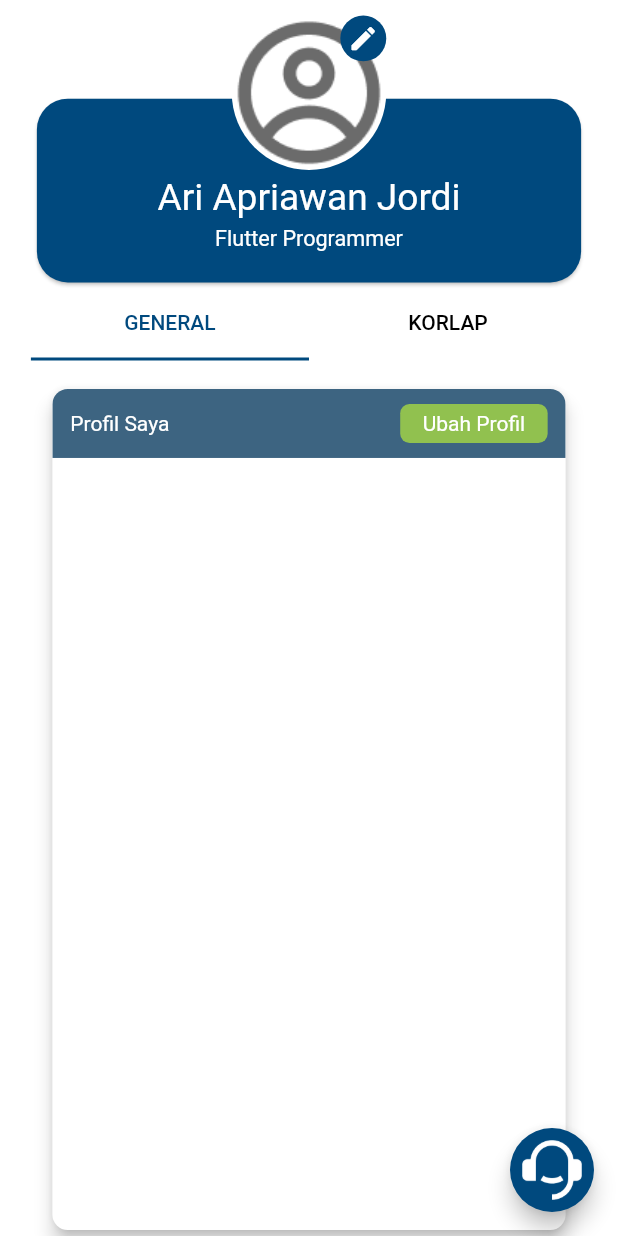
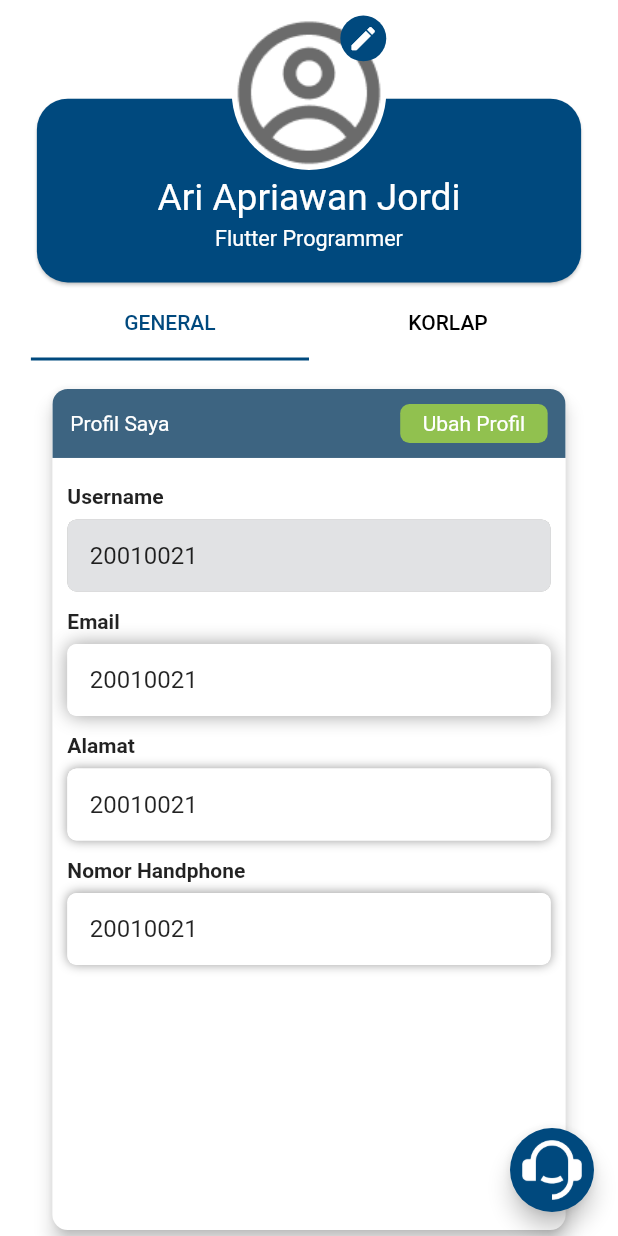
Before and after one commit to uzixCode/par-mobile, a Flutter app: the ProfileDriverPage screen opened directly, on a phone screen of 412 x 824 dp. Run offline on Flutter 3.47's test engine with Material 2 defaults, Android fonts, the phone set to English and light mode, and no system bars; our stand-ins replace dio, flutter_rating_bar, fluttertoast, get, percent_indicator.

Commit message:
finished driver profile

```diff
--- /dev/null
+++ b/lib/views/driver/profile/components/datatilecard.dart
@@ -0,0 +1,59 @@
+import 'package:flutter/material.dart';
+import 'package:get/get.dart';
+import 'package:par_mobile/constants/all_color.dart';
+import 'package:par_mobile/widgets/roundedtextfield.dart';
+
+class DataTileCard extends StatelessWidget {
+  DataTileCard(
+      {Key? key,
+      required this.label,
+      this.elevetion = 5,
+      this.background = Colors.white,
+      this.controller,
+      this.readonly = false})
+      : super(key: key);
+  String label;
+  double elevetion;
+  Color background;
+  TextEditingController? controller;
+  bool? readonly;
+  @override
+  Widget build(BuildContext context) {
+    return Column(crossAxisAlignment: CrossAxisAlignment.start, children: [
+      SizedBox(
+        height: 10,
+      ),
+      Text(
+        label,
+        style: TextStyle(fontWeight: FontWeight.bold),
+      ).paddingOnly(left: 2),
+      SizedBox(
+        height: 5,
+      ),
+      Container(
+        margin: EdgeInsets.all(2),
+        decoration: new BoxDecoration(
+          borderRadius: BorderRadius.circular(Get.width * 0.015),
+          color: Colors.white,
+          boxShadow: [
+            new BoxShadow(
+              color: Colors.grey,
+              blurRadius: elevetion,
+            ),
+          ],
+        ),
+        child: Card(
+            margin: EdgeInsets.zero,
+            elevation: 0, //elevetion,
+            color: background,
+            shape: RoundedRectangleBorder(
+                borderRadius: BorderRadius.circular(Get.width * 0.015)),
+            child: RoundedTextField(
+              readOnly: readonly,
+              controller: controller,
+              borderSide: BorderSide.none,
+            )),
+      )
+    ]);
+  }
+}
--- a/lib/views/driver/profile/profile_driver_page.dart
+++ b/lib/views/driver/profile/profile_driver_page.dart
@@ -1,10 +1,12 @@
 import 'package:flutter/material.dart';
 import 'package:get/get.dart';
 import 'package:par_mobile/constants/all_color.dart';
+import 'package:par_mobile/views/driver/profile/components/datatilecard.dart';
 import 'package:par_mobile/views/suo/profile/components/avatar_name_section.dart';
 import 'package:par_mobile/widgets/basecard.dart';
 import 'package:par_mobile/widgets/callcenterfloatingbutton.dart';
 import 'package:par_mobile/widgets/costumFlatButton.dart';
+import 'package:par_mobile/widgets/roundedtextfield.dart';
 import 'package:par_mobile/widgets/tabbar_item.dart';
 
 class ProfileDriverPage extends StatelessWidget {
@@ -136,6 +138,46 @@ class ProfileDriverPage extends StatelessWidget {
                                     // fontSize: Get.width * 0.04,
                                   ),
                                 )),
+                            child: Expanded(
+                              child: Padding(
+                                padding: const EdgeInsets.all(8.0),
+                                child: ListView(
+                                  children: [
+                                    DataTileCard(
+                                      label: "Username",
+                                      elevetion: 0,
+                                      background:
+                                          allColor.light_grey.withOpacity(0.3),
+                                      controller: TextEditingController(
+                                          text: "20010021"),
+                                      readonly: true,
+                                    ),
+                                    DataTileCard(
+                                      label: "Email",
+                                      elevetion: 10,
+                                      controller: TextEditingController(
+                                          text: "20010021"),
+                                      readonly: true,
+                                    ),
+                                    DataTileCard(
+                                      label: "Alamat",
+                                      controller: TextEditingController(
+                                          text: "20010021"),
+                                      readonly: true,
+                                    ),
+                                    DataTileCard(
+                                      label: "Nomor Handphone",
+                                      controller: TextEditingController(
+                                          text: "20010021"),
+                                      readonly: true,
+                                    ),
+                                    SizedBox(
+                                      height: 10,
+                                    )
+                                  ],
+                                ),
+                              ),
+                            ),
                           ),
                           Column(
                             children: [
--- a/lib/widgets/roundedtextfield.dart
+++ b/lib/widgets/roundedtextfield.dart
@@ -13,7 +13,8 @@ class RoundedTextField extends StatelessWidget {
       this.keyboardType,
       this.borderRadius,
       this.prefixIcon,
-      this.maxLines = 1})
+      this.maxLines = 1,
+      this.borderSide = const BorderSide()})
       : super(key: key);
   TextEditingController? controller;
   void Function()? onTap;
@@ -25,6 +26,7 @@ class RoundedTextField extends StatelessWidget {
   TextInputType? keyboardType;
   double? borderRadius;
   int? maxLines;
+  BorderSide borderSide;
   @override
   Widget build(BuildContext context) {
     return TextField(
@@ -35,6 +37,7 @@ class RoundedTextField extends StatelessWidget {
       keyboardType: keyboardType ?? TextInputType.text,
       decoration: InputDecoration(
           border: OutlineInputBorder(
+              borderSide: borderSide,
               borderRadius: BorderRadius.circular(borderRadius ?? 4.0)),
           suffixIconConstraints:
               const BoxConstraints(minWidth: 23, maxHeight: 20),
```
